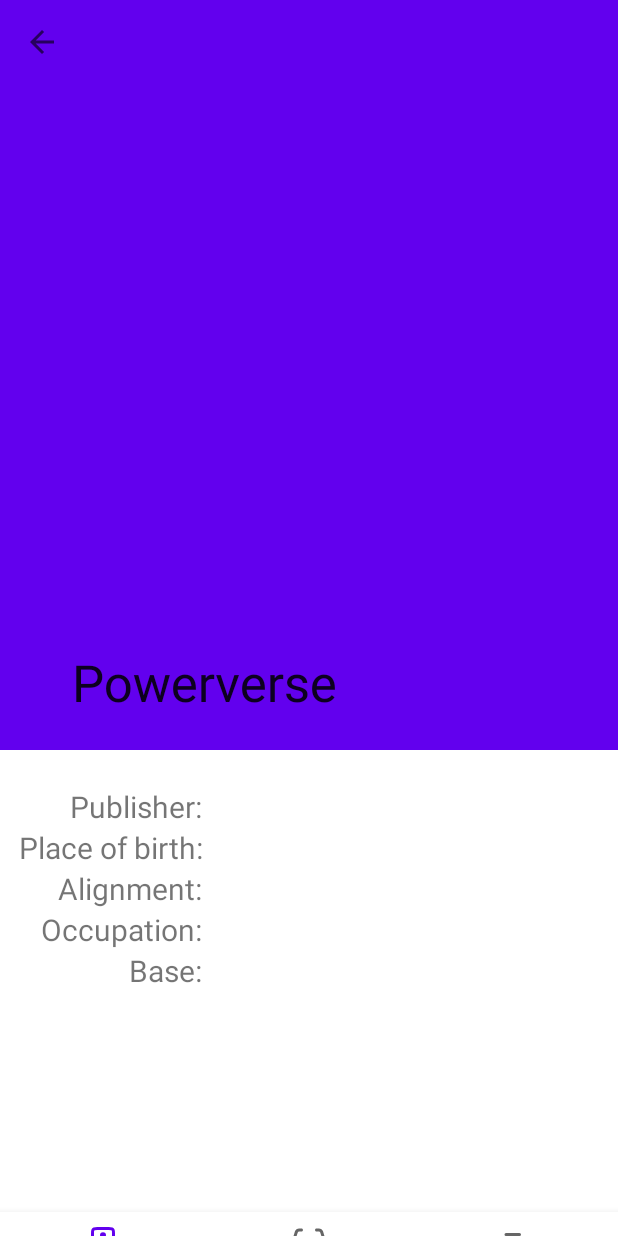
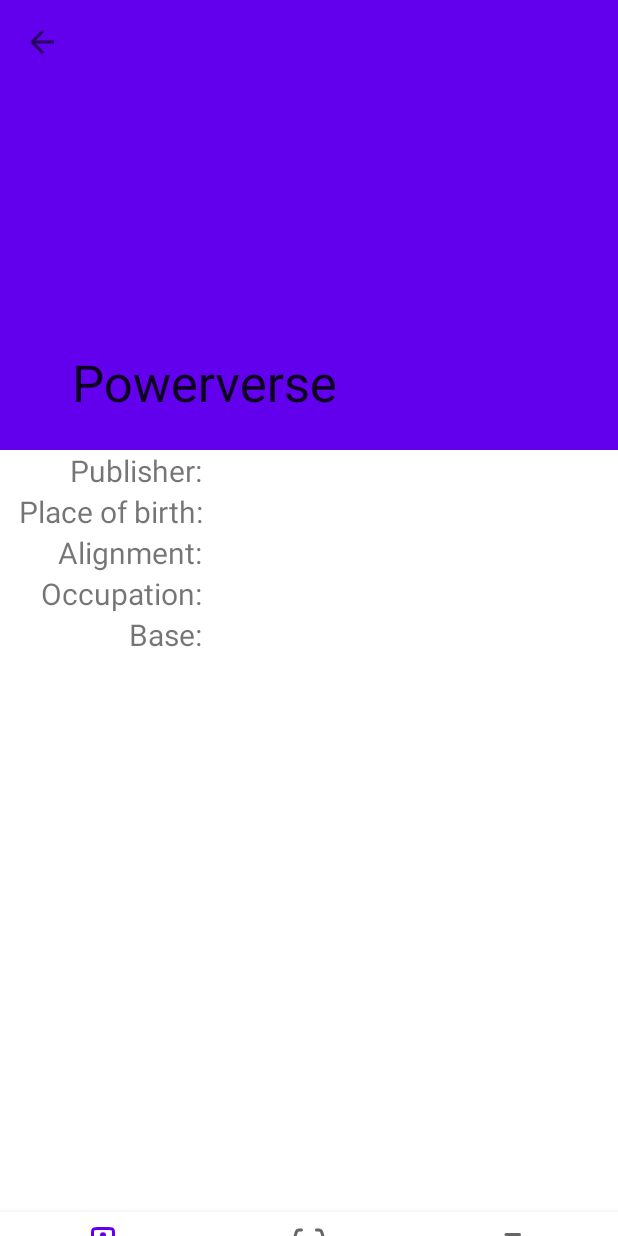
Before and after one commit to BasurKING23/Powerverse, an Android app: the DetailActivity screen opened directly, with no data from a screen before it, on a phone screen of 412 x 824 dp. Run offline under Robolectric (Android 15) with nearby library versions, the phone set to English and light mode, and no system bars; our stand-ins replace Picasso; pictures from the network do not load; 1 statement that could not run was skipped.

Commit message:
funcionamiento al 99%

```diff
--- a/app/src/main/java/com/angel/powerverse/activity/DetailsActivity.kt
+++ b/app/src/main/java/com/angel/powerverse/activity/DetailsActivity.kt
@@ -29,7 +29,6 @@ class DetailActivity : AppCompatActivity() {
         super.onCreate(savedInstanceState)
         enableEdgeToEdge()
         binding = ActivityDetailsBinding.inflate(layoutInflater)
-        //binding.title = superhero.name
         setContentView(binding.root)
 
         setSupportActionBar(binding.toolbar)
@@ -82,6 +81,7 @@ class DetailActivity : AppCompatActivity() {
     fun loadData() {
             Picasso.get().load(superhero.image.url).into(binding.pictureImageView)
 
+            binding.toolbarTitleSuperHeroName.title = superhero.name
             supportActionBar?.title = superhero.name
             supportActionBar?.subtitle = superhero.biography.realName // No funciona con CollapsingActionBar
 
@@ -89,6 +89,7 @@ class DetailActivity : AppCompatActivity() {
             binding.biographyContent.publisherTextView.text = superhero.biography.publisher
             binding.biographyContent.placeOfBirthTextView.text = superhero.biography.placeOfBirth
             binding.biographyContent.alignmentTextView.text = superhero.biography.alignment
+            binding.biographyContent.alignmentTextView.setTextColor((getColor(superhero.getAlignmentColor())))
 
             binding.biographyContent.occupationTextView.text = superhero.work.occupation
             binding.biographyContent.baseTextView.text = superhero.work.base
--- a/app/src/main/res/layout/activity_details.xml
+++ b/app/src/main/res/layout/activity_details.xml
@@ -8,13 +8,13 @@
     android:fitsSystemWindows="true">
 
     <com.google.android.material.appbar.AppBarLayout
-        android:id="@+id/toolbar_layout"
+        android:id="@+id/toolbarAppBar"
         android:layout_width="match_parent"
         android:layout_height="wrap_content"
         android:fitsSystemWindows="true">
 
         <com.google.android.material.appbar.CollapsingToolbarLayout
-            android:id="@+id/Layout_collapsing"
+            android:id="@+id/toolbarTitleSuperHeroName"
             android:layout_width="match_parent"
             android:layout_height="wrap_content"
             android:fitsSystemWindows="true"
@@ -26,7 +26,7 @@
             <ImageView
                 android:id="@+id/pictureImageView"
                 android:layout_width="match_parent"
-                android:layout_height="500dp"
+                android:layout_height="300dp"
                 android:fitsSystemWindows="true"
                 android:scaleType="centerCrop"
                 app:layout_collapseMode="parallax"/>
@@ -50,10 +50,7 @@
         <LinearLayout
             android:layout_width="match_parent"
             android:layout_height="match_parent"
-            android:orientation="vertical"
-            android:paddingTop="24dp">
-
-
+            android:orientation="vertical">
             <include
                 android:id="@+id/biographyContent"
                 layout="@layout/content_biography" />
--- a/app/src/main/res/values/colors.xml
+++ b/app/src/main/res/values/colors.xml
@@ -9,4 +9,7 @@
     <color name="durability">#CBBCBCBC</color>
     <color name="power">#CBC600FF</color>
     <color name="combat">#CBF541FF</color>
+    <color name="good">#CB2FFF00</color>
+    <color name="bad">#CBFF0000</color>
+    <color name="neutral">#CB999999</color>
 </resources>
--- a/app/src/main/res/values/themes.xml
+++ b/app/src/main/res/values/themes.xml
@@ -8,7 +8,5 @@
     <style name="Theme.Powerverse" parent="Base.Theme.Powerverse" />
 
     <style name="Theme.Superheroes.NoActionBar" parent="Theme.MaterialComponents.DayNight.NoActionBar">
-        <item name="windowActionBar">false</item>
-        <item name="windowNoTitle">true</item>
     </style>
 </resources>
```
Also changed, not shown: app/src/main/java/com/angel/powerverse/data/Superhero.kt (+11 -0 lines).
